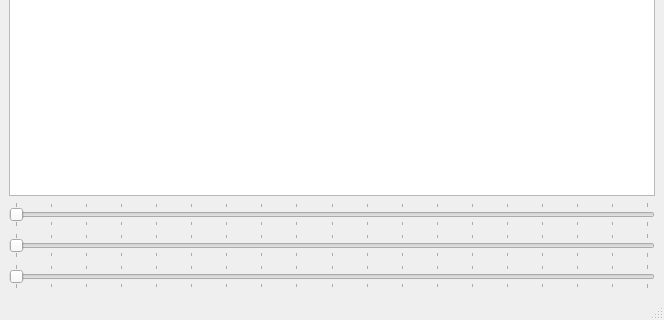
The window that ROUND_LCD_240x240/mainwindow.ui (XRay3D/ROUND_LCD_240x240) describes before a commit, drawn with Qt 5; both pictures show x 0 to 664 and y 349 to 669 of the 664 by 669 pixel window.
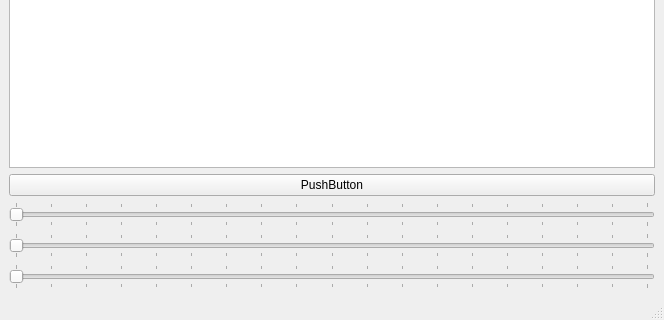
The same window after the commit. Custom widgets are drawn as their Qt base class.

```diff
--- a/ROUND_LCD_240x240/mainwindow.ui
+++ b/ROUND_LCD_240x240/mainwindow.ui
@@ -19,7 +19,14 @@
      <widget class="GraphicsView" name="graphicsView"/>
     </item>
     <item>
-     <widget class="QSlider" name="horizontalSlider">
+     <widget class="QPushButton" name="pbTest">
+      <property name="text">
+       <string>PushButton</string>
+      </property>
+     </widget>
+    </item>
+    <item>
+     <widget class="QSlider" name="hslArc1">
       <property name="minimum">
        <number>0</number>
       </property>
```
Left out of the diff: 6 changed lines with no effect on the pictures.
